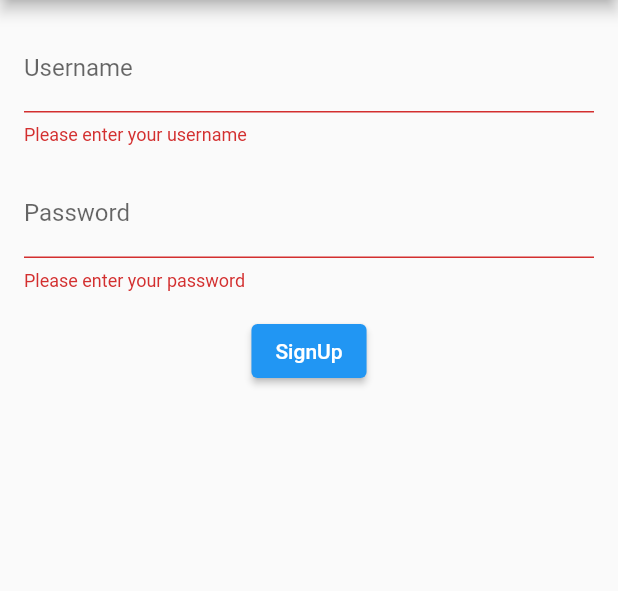
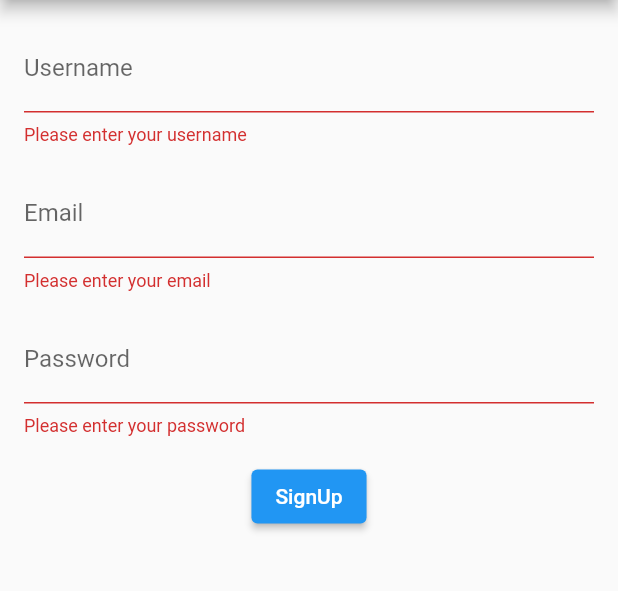
Before and after one commit to SukhiM/FTPSportsbook, a Flutter app: the SignupScreen screen opened directly, after a tap on "SignUp", on a phone screen of 412 x 824 dp, the part 84-675 px from its top. Run offline on Flutter 3.47's test engine with Material 2 defaults, Android fonts, the phone set to English and light mode, and no system bars; our stand-ins replace cloud_firestore, firebase_auth, firebase_core, flutter_svg, timezone; missing offline and left inert: flutter_date_pickers; accounts and stored records are empty; network calls fail.

Commit message:
Add username to signup

```diff
--- a/ftp_app/lib/views/signup_view.dart
+++ b/ftp_app/lib/views/signup_view.dart
@@ -27,35 +27,59 @@ class SignupScreen extends StatefulWidget {
 class _SignupScreenState extends State<SignupScreen> {
   final _formKey = GlobalKey<FormState>();
   final _auth = FirebaseAuth.instance;
-  String _username = ''; // Assuming this is an email for Firebase Auth
+  String _email = '';
+  String _username = '';
   String _password = '';
 
   void _signup() async {
     if (_formKey.currentState!.validate()) {
+      final usernameDocRef = _db.collection("usernames").doc(_username);
+      final usernameSnapshot = await usernameDocRef.get();
+
+      if (usernameSnapshot.exists) {
+        // Username is already taken, show SnackBar
+        ScaffoldMessenger.of(context).showSnackBar(
+          SnackBar(content: Text('Error: Username is already taken.')),
+        );
+      } else {
+        // Username is not taken, proceed with account creation
         try {
           UserCredential userCredential =
               await _auth.createUserWithEmailAndPassword(
-          email: _username,
+            email: _email,
             password: _password,
           );
 
-        await _db.collection('users').doc(userCredential.user!.uid).set({
-          'email': _username,
+          // Use a batch to perform both operations atomically
+          final batch = _db.batch();
+
+          final userDocRef =
+              _db.collection('users').doc(userCredential.user!.uid);
+          batch.set(userDocRef, {
+            'email': _email,
+            'username': _username,
             'balance': 1000.0,
-          // betHistory can be a subcollection
+            // Add other user fields as necessary
           });
 
-        // Successful login. Navigate to home screen or show a success message
+          batch.set(usernameDocRef, {
+            'uid': userCredential.user!.uid,
+          });
+
+          // Commit the batch
+          await batch.commit();
+
+          // Successful account creation. Navigate to home screen or show a success message
           Navigator.pushReplacement(
             context,
-            MaterialPageRoute(
-                builder: (context) =>
-                    SportsbookHomeScreen())); // Assuming you have a HomeScreen widget
+            MaterialPageRoute(builder: (context) => SportsbookHomeScreen()),
+          );
         } catch (e) {
-        // Handle authentication error, show a message to the user
+          // Handle other authentication errors, show a message to the user
           ScaffoldMessenger.of(context).showSnackBar(
             SnackBar(content: Text('Error: ${e.toString()}')),
           );
+        }
       }
     }
   }
@@ -86,6 +110,19 @@ class _SignupScreenState extends State<SignupScreen> {
               ),
               SizedBox(height: 16.0),
               TextFormField(
+                decoration: InputDecoration(labelText: 'Email'),
+                validator: (value) {
+                  if (value == null || value.isEmpty) {
+                    return 'Please enter your email';
+                  }
+                  return null;
+                },
+                onChanged: (value) {
+                  _email = value;
+                },
+              ),
+              SizedBox(height: 16.0),
+              TextFormField(
                 decoration: InputDecoration(labelText: 'Password'),
                 obscureText: true,
                 validator: (value) {
```
Lines whose indentation alone changed are shown as unchanged.
